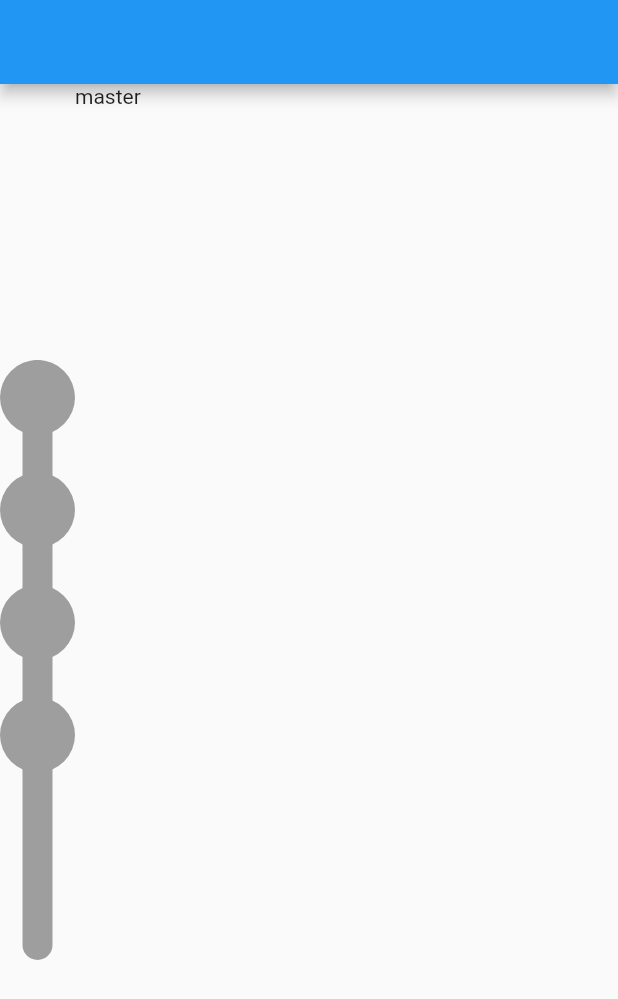
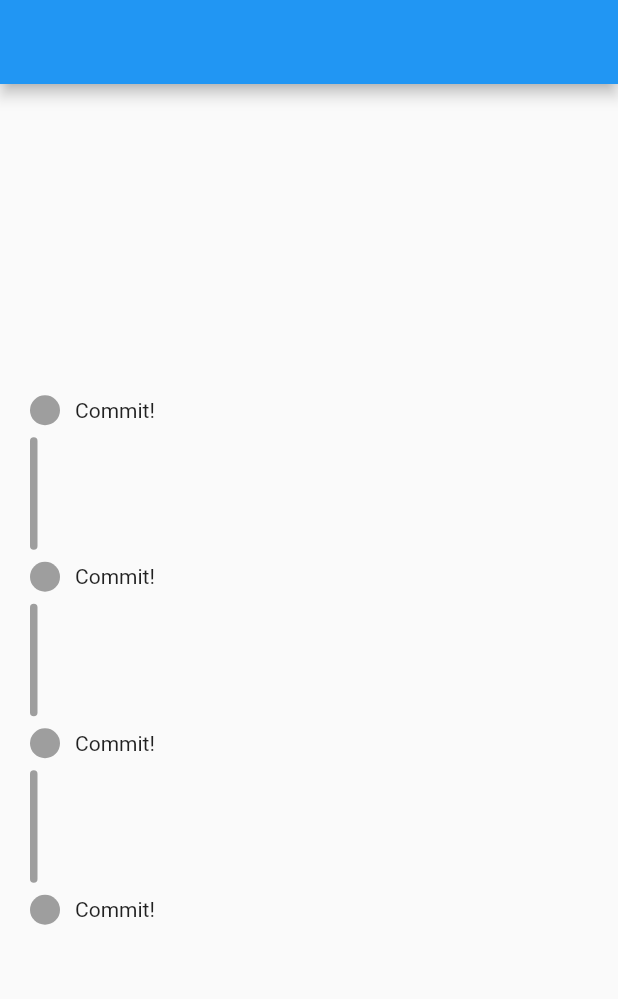
Before and after one commit to Sameerkash/flutter_gitgraph, a Flutter app: the screen it shows after launch, on a phone screen of 412 x 824 dp. Shown: the top 999 px of the screen. Run offline on Flutter 3.47's test engine with Material 2 defaults, Android fonts, the phone set to English and light mode, and no system bars.

Commit message:
Git layout

```diff
--- a/example/lib/main.dart
+++ b/example/lib/main.dart
@@ -25,39 +25,66 @@ class MyWidget extends StatelessWidget {
     return Scaffold(
       appBar: AppBar(),
       body: Center(
+        child: Container(
+          margin: EdgeInsets.all(20),
           child: Row(
             children: [
-            Stack(
-              alignment: Alignment.topCenter,
-              children: [
-                BranchWidget(),
               Column(
                 mainAxisSize: MainAxisSize.min,
-                  mainAxisAlignment: MainAxisAlignment.start,
-                  crossAxisAlignment: CrossAxisAlignment.center,
+                mainAxisAlignment: MainAxisAlignment.spaceBetween,
+                crossAxisAlignment: CrossAxisAlignment.start,
+                children: [
+                  Row(
                     children: [
                       CommitWidget(),
-                    SizedBox(
-                      height: 25,
+                      Padding(
+                        padding: const EdgeInsets.all(10.0),
+                        child: TagWidget(),
                       ),
-                    CommitWidget(),
-                    SizedBox(
-                      height: 25,
-                    ),
-                    CommitWidget(),
-                    SizedBox(
-                      height: 25,
-                    ),
-                    CommitWidget(),
-                  ],
-                )
                     ],
                   ),
-            Column(
-              crossAxisAlignment: CrossAxisAlignment.center,
-              children: [Text("master")],
-            )
+                  BranchWidget(),
+                  Row(
+                    children: [
+                      Row(
+                        children: [
+                          CommitWidget(),
+                          Padding(
+                            padding: const EdgeInsets.all(10.0),
+                            child: TagWidget(),
+                          ),
                         ],
+                      ),
+                    ],
+                  ),
+                  BranchWidget(),
+                  Row(
+                    children: [
+                      CommitWidget(),
+                      Padding(
+                        padding: const EdgeInsets.all(10.0),
+                        child: TagWidget(),
+                      ),
+                    ],
+                  ),
+                  BranchWidget(),
+                  Row(
+                    children: [
+                      CommitWidget(),
+                      Padding(
+                        padding: const EdgeInsets.all(10.0),
+                        child: TagWidget(),
+                      ),
+                    ],
+                  ),
+                ],
+              ),
+              // Column(
+              //   crossAxisAlignment: CrossAxisAlignment.center,
+              //   children: [Text("master")],
+              // )
+            ],
+          ),
         ),
       ),
     );
--- a/lib/src/widget/branch_widget.dart
+++ b/lib/src/widget/branch_widget.dart
@@ -10,8 +10,8 @@ class BranchWidget extends StatelessWidget {
   @override
   Widget build(BuildContext context) {
     return Container(
-      width: 20,
-      height: 400,
+      width: 5,
+      height: 75,
       decoration: BoxDecoration(
           color: Colors.grey, borderRadius: BorderRadius.circular(15)),
     );
--- a/lib/src/widget/commit_widget.dart
+++ b/lib/src/widget/commit_widget.dart
@@ -5,8 +5,8 @@ class CommitWidget extends StatelessWidget {
   @override
   Widget build(BuildContext context) {
     return  Container(
-        width: 50,
-        height: 50,
+        width: 20,
+        height: 20,
         decoration: BoxDecoration(
           shape: BoxShape.circle,
           color: Colors.grey,
--- a/lib/src/widget/tag_widget.dart
+++ b/lib/src/widget/tag_widget.dart
@@ -3,6 +3,6 @@ import 'package:flutter/material.dart';
 class TagWidget extends StatelessWidget {
   @override
   Widget build(BuildContext context) {
-    return Container();
+    return Text('Commit!');
   }
 }
```
Also changed, not shown: example/pubspec.lock, lib/src/models/branch.dart (line endings or trailing spaces), lib/src/models/tag.dart (line endings or trailing spaces), pubspec.lock, 1 other file. Lines whose indentation alone changed are shown as unchanged.
